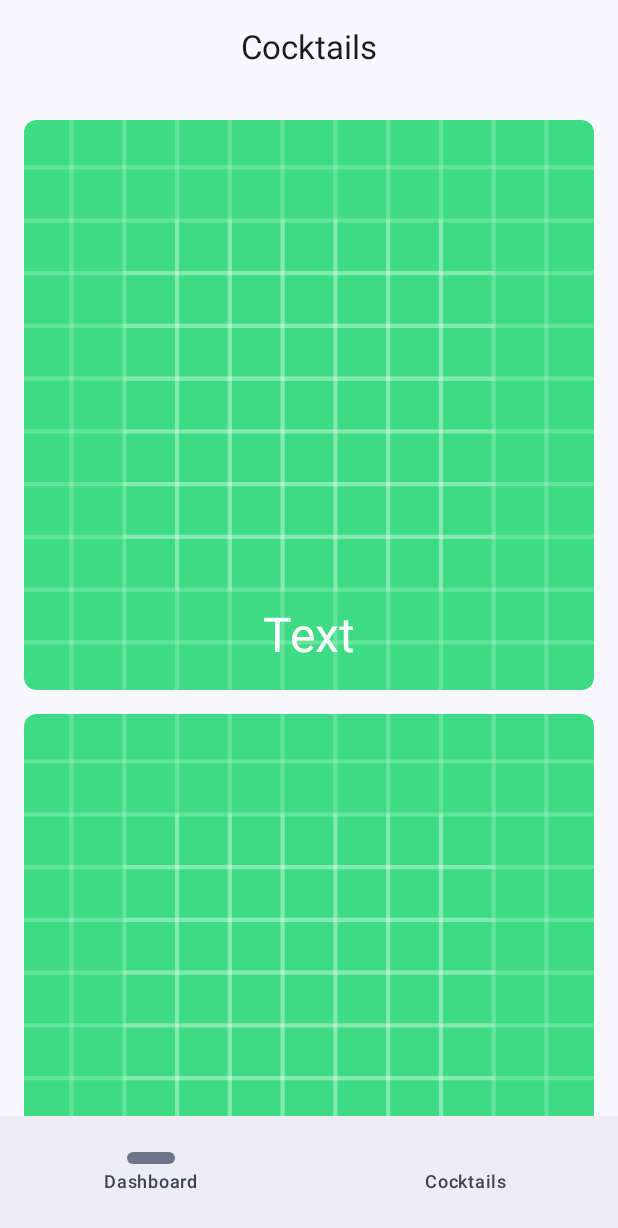
After one commit to drdlx/Cocktails, an Android app built with Jetpack Compose: the composable MainHost shown on its own in the app's theme, on a phone screen of 412 x 824 dp. The commit adds this screen. Shown: the top 1228 px of the screen. Run offline under Robolectric (Android 15) with nearby library versions, the phone set to English and light mode, and no system bars.

Commit message:
Basic dashboard layout (#10)
* Move UI holder to a separate file

* Add top menu (dummy)

---------

Co-authored-by: Daniil Shelkovnikov <drdlx@users.noreply.github.com>

```diff
--- a/app/src/main/java/com/example/cocktails/presentation/dashboard/view/Dashboard.kt
+++ b/app/src/main/java/com/example/cocktails/presentation/dashboard/view/Dashboard.kt
@@ -1,21 +1,55 @@
 package com.example.cocktails.presentation.dashboard.view
 
+import androidx.compose.foundation.layout.Arrangement
 import androidx.compose.foundation.layout.Box
+import androidx.compose.foundation.layout.BoxWithConstraints
 import androidx.compose.foundation.layout.Column
 import androidx.compose.foundation.layout.Row
+import androidx.compose.foundation.layout.Spacer
+import androidx.compose.foundation.layout.fillMaxSize
+import androidx.compose.foundation.layout.fillMaxWidth
+import androidx.compose.foundation.layout.height
 import androidx.compose.foundation.layout.padding
+import androidx.compose.foundation.lazy.LazyColumn
 import androidx.compose.material3.Scaffold
 import androidx.compose.material3.Text
 import androidx.compose.runtime.Composable
+import androidx.compose.ui.Alignment
 import androidx.compose.ui.Modifier
+import androidx.compose.ui.modifier.modifierLocalConsumer
 import androidx.compose.ui.tooling.preview.Preview
 import androidx.compose.ui.unit.dp
 import com.example.cocktails.presentation.dashboard.view.components.MainBottomBar
+import com.example.cocktails.presentation.dashboard.view.components.elements.DashboardItem
 import com.example.cocktails.utils.navigation.AppScreens
 
 @Composable
 fun DashboardScreen() {
-    Text("Hello")
+
+    BoxWithConstraints(
+        modifier = Modifier
+            .fillMaxSize()
+    ) {
+        val padding = 16.dp
+        val viewMaxWidth = maxWidth
+        val viewMaxHeight = maxHeight
+
+        LazyColumn(
+            modifier = Modifier.fillMaxWidth(),
+            horizontalAlignment = Alignment.CenterHorizontally,
+            verticalArrangement = Arrangement.Center
+        ) {
+            item {
+                Spacer(modifier = Modifier.height(16.dp))
+                DashboardItem(size = viewMaxWidth - padding * 2)
+                Spacer(modifier = Modifier.height(16.dp))
+                DashboardItem(size = viewMaxWidth - padding * 2)
+                Spacer(modifier = Modifier.height(16.dp))
+                DashboardItem(size = viewMaxWidth - padding * 2)
+                Spacer(modifier = Modifier.height(16.dp))
+            }
+        }
+    }
 }
 
 @Preview
--- /dev/null
+++ b/app/src/main/java/com/example/cocktails/presentation/dashboard/view/components/MainTopBar.kt
@@ -0,0 +1,16 @@
+package com.example.cocktails.presentation.dashboard.view.components
+
+import androidx.compose.material3.CenterAlignedTopAppBar
+import androidx.compose.material3.ExperimentalMaterial3Api
+import androidx.compose.material3.MediumTopAppBar
+import androidx.compose.material3.Text
+import androidx.compose.material3.TopAppBar
+import androidx.compose.runtime.Composable
+
+@OptIn(ExperimentalMaterial3Api::class)
+@Composable
+fun MainTopBar(title: String) {
+    CenterAlignedTopAppBar(
+        title = { Text(text = title) }
+    )
+}
--- /dev/null
+++ b/app/src/main/java/com/example/cocktails/presentation/dashboard/view/components/elements/DashboardItem.kt
@@ -0,0 +1,63 @@
+package com.example.cocktails.presentation.dashboard.view.components.elements
+
+import android.content.res.Resources
+import androidx.compose.foundation.Image
+import androidx.compose.foundation.background
+import androidx.compose.foundation.layout.Box
+import androidx.compose.foundation.layout.Column
+import androidx.compose.foundation.layout.fillMaxSize
+import androidx.compose.foundation.layout.fillMaxWidth
+import androidx.compose.foundation.layout.height
+import androidx.compose.foundation.layout.padding
+import androidx.compose.foundation.layout.size
+import androidx.compose.foundation.shape.RoundedCornerShape
+import androidx.compose.material3.MaterialTheme
+import androidx.compose.material3.Text
+import androidx.compose.runtime.Composable
+import androidx.compose.ui.Alignment
+import androidx.compose.ui.Modifier
+import androidx.compose.ui.draw.clip
+import androidx.compose.ui.graphics.Color
+import androidx.compose.ui.graphics.vector.ImageVector
+import androidx.compose.ui.layout.ContentScale
+import androidx.compose.ui.res.painterResource
+import androidx.compose.ui.res.vectorResource
+import androidx.compose.ui.tooling.preview.Preview
+import androidx.compose.ui.unit.Dp
+import androidx.compose.ui.unit.dp
+import com.example.cocktails.R
+
+@Composable
+fun DashboardItem(
+    size: Dp,
+) = Column {
+    val shape =  RoundedCornerShape(8.dp)
+    Box(
+        modifier = Modifier
+            .size(size)
+            .clip(shape = shape),
+        contentAlignment = Alignment.BottomCenter
+
+    ) {
+        Image(
+            imageVector = ImageVector.vectorResource(id = R.drawable.ic_launcher_background),
+            contentDescription = "Cocktail image",
+            contentScale = ContentScale.Crop,
+            modifier = Modifier
+                .fillMaxSize()
+                .clip(shape)
+        )
+        Text(
+            modifier = Modifier.padding(bottom = 16.dp),
+            text = "Text",
+            style = MaterialTheme.typography.headlineLarge,
+            color = Color.White,
+        )
+    }
+}
+
+@Preview
+@Composable
+fun DashboardItemPreview() {
+    DashboardItem(size = 150.dp)
+}
--- /dev/null
+++ b/app/src/main/java/com/example/cocktails/presentation/host/MainHost.kt
@@ -0,0 +1,85 @@
+package com.example.cocktails.presentation.host
+
+import androidx.compose.foundation.layout.Box
+import androidx.compose.foundation.layout.padding
+import androidx.compose.material3.Scaffold
+import androidx.compose.runtime.Composable
+import androidx.compose.runtime.LaunchedEffect
+import androidx.compose.runtime.MutableState
+import androidx.compose.runtime.mutableFloatStateOf
+import androidx.compose.runtime.mutableStateOf
+import androidx.compose.runtime.remember
+import androidx.compose.ui.Modifier
+import androidx.compose.ui.composed
+import androidx.compose.ui.geometry.Offset
+import androidx.compose.ui.input.nestedscroll.NestedScrollConnection
+import androidx.compose.ui.input.nestedscroll.NestedScrollSource
+import androidx.compose.ui.input.nestedscroll.nestedScroll
+import androidx.compose.ui.platform.LocalContext
+import androidx.compose.ui.platform.LocalDensity
+import androidx.compose.ui.unit.Dp
+import androidx.compose.ui.unit.dp
+import androidx.navigation.NavHostController
+import androidx.navigation.compose.NavHost
+import com.example.cocktails.presentation.dashboard.view.components.MainBottomBar
+import com.example.cocktails.presentation.dashboard.view.components.MainTopBar
+import com.example.cocktails.ui.theme.CocktailsTheme
+import com.example.cocktails.utils.navigation.graphs.mainFlowGraph
+
+@Composable
+fun MainHost(navigationController: NavHostController) {
+    CocktailsTheme {
+
+        val buttonsVisible = remember { mutableStateOf(true) }
+
+        val bottomBarHeight = 56.dp
+        val bottomBarOffsetHeightPx = remember { mutableFloatStateOf(0f) }
+
+        LaunchedEffect(bottomBarOffsetHeightPx.floatValue) {
+            buttonsVisible.value = bottomBarOffsetHeightPx.floatValue >= -5
+        }
+
+        val pageName = navigationController.currentBackStackEntry?.destination?.displayName ?: LocalContext.current.applicationInfo.loadLabel(
+            LocalContext.current.packageManager).toString()         // TODO move it to a ViewModel
+
+        Scaffold(
+            modifier = Modifier/*.bottomBarAnimatedScroll(
+                height = bottomBarHeight, offsetHeightPx = bottomBarOffsetHeightPx
+            )*/,
+            topBar = { MainTopBar(pageName) },
+            bottomBar = {
+                MainBottomBar(
+                    navController = navigationController,
+                    state = buttonsVisible
+                )
+            }
+        ) { paddingValues ->
+            Box(modifier = Modifier.padding(paddingValues)) {
+                NavHost(
+                    navController = navigationController,
+                    startDestination = mainFlowGraph
+                ) {
+                    mainFlowGraph(navigationController)
+                    // other flow graphs go here
+                }
+            }
+        }
+    }
+}
+
+private fun Modifier.bottomBarAnimatedScroll(height: Dp = 56.dp, offsetHeightPx: MutableState<Float>) = composed {
+    val bottomBarHeightPx = with(LocalDensity.current) {
+        height.roundToPx().toFloat()
+    }
+    val nestedScrollConnection = remember {
+        object : NestedScrollConnection {
+            override fun onPreScroll(available: Offset, source: NestedScrollSource): Offset {
+                val delta = available.y
+                val newOffset = offsetHeightPx.value + delta
+                offsetHeightPx.value = newOffset.coerceIn(-bottomBarHeightPx, 0f)
+                return Offset.Zero
+            }
+        }
+    }
+    this.nestedScroll(nestedScrollConnection)
+}
--- a/app/src/main/java/com/example/cocktails/presentation/main/MainActivity.kt
+++ b/app/src/main/java/com/example/cocktails/presentation/main/MainActivity.kt
@@ -2,29 +2,10 @@ package com.example.cocktails.presentation.main
 
 import androidx.activity.ComponentActivity
 import androidx.activity.compose.setContent
-import androidx.compose.foundation.layout.Box
-import androidx.compose.foundation.layout.padding
-import androidx.compose.material3.Scaffold
 import androidx.compose.runtime.LaunchedEffect
-import androidx.compose.runtime.MutableState
-import androidx.compose.runtime.mutableFloatStateOf
-import androidx.compose.runtime.mutableStateOf
-import androidx.compose.runtime.remember
-import androidx.compose.ui.Modifier
-import androidx.compose.ui.composed
-import androidx.compose.ui.geometry.Offset
-import androidx.compose.ui.input.nestedscroll.NestedScrollConnection
-import androidx.compose.ui.input.nestedscroll.NestedScrollSource
-import androidx.compose.ui.input.nestedscroll.nestedScroll
-import androidx.compose.ui.platform.LocalDensity
-import androidx.compose.ui.unit.Dp
-import androidx.compose.ui.unit.dp
-import androidx.navigation.compose.NavHost
 import androidx.navigation.compose.rememberNavController
-import com.example.cocktails.presentation.dashboard.view.components.MainBottomBar
-import com.example.cocktails.ui.theme.CocktailsTheme
+import com.example.cocktails.presentation.host.MainHost
 import com.example.cocktails.utils.navigation.AppNavigation
-import com.example.cocktails.utils.navigation.graphs.mainFlowGraph
 import com.example.cocktails.utils.navigation.popRouteName
 import kotlinx.coroutines.flow.launchIn
 import kotlinx.coroutines.flow.onEach
@@ -42,10 +23,7 @@ class MainActivity : ComponentActivity() {
     override fun onResume() {
         super.onResume()
         setContent {
-            // TODO move it to a separate compose thingy
-            CocktailsTheme {
             val navigationController = rememberNavController()
-                // Listen to the scroll state to update the visibility of buttons
             LaunchedEffect(navigationLaunchEffectName) {
                 navigator.navRoute.onEach {
                     when (it.route) {
@@ -64,56 +42,8 @@ class MainActivity : ComponentActivity() {
                 }.launchIn(this)
             }
 
-                val bottomBarHeight = 56.dp
-                val bottomBarOffsetHeightPx = remember { mutableFloatStateOf(0f) }
+            MainHost(navigationController)
 
-                val buttonsVisible = remember { mutableStateOf(true) }
-                LaunchedEffect(bottomBarOffsetHeightPx.floatValue) {
-                    buttonsVisible.value = bottomBarOffsetHeightPx.floatValue >= -5
-                }
-
-                Scaffold(
-                    modifier = Modifier.bottomBarAnimatedScroll(
-                        height = bottomBarHeight, offsetHeightPx = bottomBarOffsetHeightPx
-                    ),
-                    bottomBar = {
-                        MainBottomBar(
-                            navController = navigationController,
-                            state = buttonsVisible
-                        )
-                    }
-                ) { paddingValues ->
-                    Box(modifier = Modifier.padding(paddingValues)) {
-                        NavHost(
-                            navController = navigationController,
-                            startDestination = mainFlowGraph
-                        ) {
-                            mainFlowGraph(navigationController)
-                            // other flow graphs go here
         }
     }
 }
-            }
-        }
-    }
-
-    private fun Modifier.bottomBarAnimatedScroll(
-        height: Dp = 56.dp, offsetHeightPx: MutableState<Float>
-    ): Modifier = composed {
-        val bottomBarHeightPx = with(LocalDensity.current) {
-            height.roundToPx().toFloat()
-        }
-        val nestedScrollConnection = remember {
-            object : NestedScrollConnection {
-                override fun onPreScroll(available: Offset, source: NestedScrollSource): Offset {
-                    val delta = available.y
-                    val newOffset = offsetHeightPx.value + delta
-                    offsetHeightPx.value = newOffset.coerceIn(-bottomBarHeightPx, 0f)
-                    return Offset.Zero
-                }
-            }
-        }
-        this.nestedScroll(nestedScrollConnection)
-    }
-
-}
```
Lines whose indentation alone changed are shown as unchanged.
